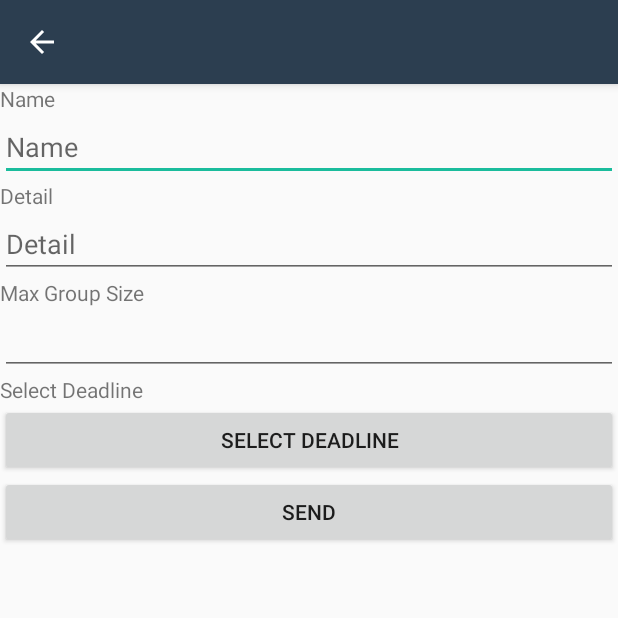
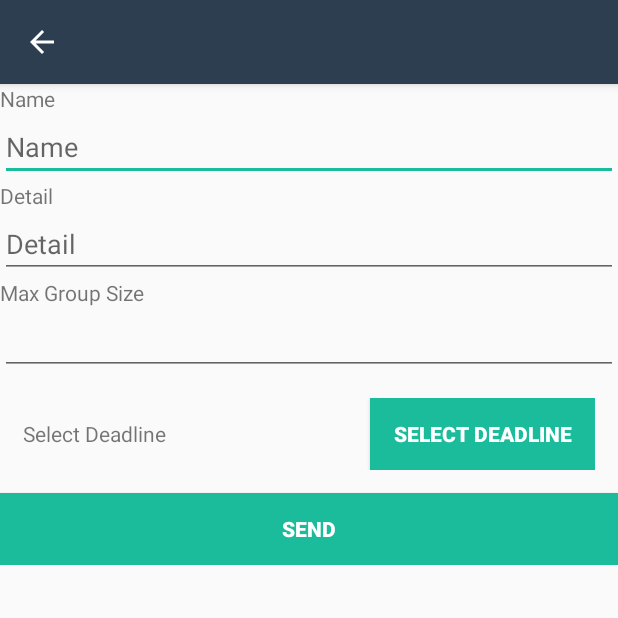
Before and after one commit to iozbeyli/LoopcakeMobile, an Android app: the CourseActivity screen opened directly, with no data from a screen before it, after a tap on an icon or button, on a phone screen of 412 x 824 dp, the top half of it. Run offline under Robolectric (Android 15) with nearby library versions, the phone set to English and light mode, and no system bars; libraries missing offline, so code that uses them is left out: com.github.jjobes.slidedatetimepicker; 1 statement that could not run was skipped; 1 other tap on this screen came first.

Commit message:
FAB Fragment styles, add student dialog

```diff
--- a/app/src/main/java/com/loopcake/loopcakemobile/Constants.java
+++ b/app/src/main/java/com/loopcake/loopcakemobile/Constants.java
@@ -1,4 +1,6 @@
 package com.loopcake.loopcakemobile;
+
+import android.graphics.Color;
 
 /**
  * Created by Melih on 23.04.2017.
@@ -8,6 +10,8 @@ public class Constants {
     public final static String apiURL = "http://207.154.203.163:8000/api/";
     //public final static String apiURL = "http://172.20.156.37:8000/api/";
     public final static String gitAPIURL="http://207.154.203.163:9560/api/";
+    public final static int colorPrimary = Color.parseColor("2C3E50");
+    public final static int colorAccent =  Color.parseColor("1abc9c");
 
     public final static String getGroupURL = apiURL+"getGroup";
     public final static String getRepoURL = apiURL+"getRepo";
--- a/app/src/main/java/com/loopcake/loopcakemobile/CourseFragments/CourseDetailFragment.java
+++ b/app/src/main/java/com/loopcake/loopcakemobile/CourseFragments/CourseDetailFragment.java
@@ -47,7 +47,7 @@ public class CourseDetailFragment extends LCFragment implements Communicator{
             String code = course.getString("code");
             String instructor = course.getString("instructor");
             if(!course.isNull("details"))               details = course.getString("details");
-            if(!course.isNull("programmingLanguages"))  langs = course.getString("programmingLanguages");
+            if(!course.isNull("programmingLanguage"))  langs = course.getString("programmingLanguage");
             Session.selectedCourse.code = code;
             Session.selectedCourse.instructor = instructor;
             Session.selectedCourse.details = details;
@@ -57,6 +57,10 @@ public class CourseDetailFragment extends LCFragment implements Communicator{
             courseNameView.setText(courseName);
             TextView codeView = (TextView)layout.findViewById(R.id.courseDetailCode);
             codeView.setText(code);
+            TextView instructorName = (TextView)layout.findViewById(R.id.courseDetailInstructorName);
+            instructorName.setText(details);
+            TextView instructorDetails = (TextView)layout.findViewById(R.id.courseDetailInstructorDetails);
+            instructorDetails.setText(langs);
         } catch (JSONException e) {
             e.printStackTrace();
         }
--- a/app/src/main/java/com/loopcake/loopcakemobile/Enumerators/Enumerators.java
+++ b/app/src/main/java/com/loopcake/loopcakemobile/Enumerators/Enumerators.java
@@ -6,6 +6,6 @@ package com.loopcake.loopcakemobile.Enumerators;
 
 public class Enumerators {
     public enum AnnouncementType {INSTRUCTOR,STUDENT,COURSE}
-    public enum CourseActions {CREATE_ANNOUNCEMENT, CREATE_PROJECT, EDIT_COURSE}
+    public enum CourseActions {CREATE_ANNOUNCEMENT, CREATE_PROJECT, EDIT_COURSE, ADD_STUDENTS}
     public enum FileType {FILE,FOLDER}
 }
--- a/app/src/main/java/com/loopcake/loopcakemobile/PostDatas/CoursePostDatas.java
+++ b/app/src/main/java/com/loopcake/loopcakemobile/PostDatas/CoursePostDatas.java
@@ -36,7 +36,7 @@ public class CoursePostDatas {
             reqData.put("name",course.name);
             reqData.put("code",course.code);
             reqData.put("details",course.details);
-            reqData.put("langs",course.langs);
+            reqData.put("programmingLanguage",course.langs);
             reqData.put("courseid",course.courseid);
         } catch (JSONException e) {
             e.printStackTrace();
--- a/app/src/main/res/layout/fragment_create_announcement.xml
+++ b/app/src/main/res/layout/fragment_create_announcement.xml
@@ -37,6 +37,9 @@
         android:id="@+id/create_announcement"
         android:layout_width="match_parent"
         android:layout_height="wrap_content"
-        android:text="Send" />
+        android:background="@color/colorAccent"
+        android:text="Send"
+        android:textColor="@android:color/white"
+        android:textStyle="bold" />
 
 </LinearLayout>
--- a/app/src/main/res/layout/fragment_create_project.xml
+++ b/app/src/main/res/layout/fragment_create_project.xml
@@ -47,22 +47,42 @@
             android:ems="10"
             android:inputType="numberSigned" />
 
+
+    <RelativeLayout
+        android:layout_width="match_parent"
+        android:layout_height="wrap_content"
+        android:orientation="horizontal"
+        android:padding="15dp">
+
         <TextView
             android:id="@+id/label_deadline"
-            android:layout_width="match_parent"
+            android:layout_width="wrap_content"
             android:layout_height="wrap_content"
-            android:text="Select Deadline" />
+            android:text="Select Deadline"
+            android:layout_alignBaseline="@+id/picker_date"
+            android:layout_alignBottom="@+id/picker_date"
+            android:layout_alignParentStart="true" />
 
         <Button
             android:id="@+id/picker_date"
-            android:layout_width="match_parent"
+            android:layout_width="150dp"
             android:layout_height="wrap_content"
-            android:text="Select Deadline" />
+            android:layout_alignParentEnd="true"
+            android:layout_alignParentTop="true"
+            android:background="@color/colorAccent"
+            android:text="Select Deadline"
+            android:textAlignment="center"
+            android:textColor="@android:color/white"
+            android:textStyle="bold" />
+    </RelativeLayout>
 
-        <Button
+    <Button
         android:id="@+id/create_announcement"
         android:layout_width="match_parent"
         android:layout_height="wrap_content"
-        android:text="Send" />
+        android:background="@color/colorAccent"
+        android:text="Send"
+        android:textColor="@android:color/white"
+        android:textStyle="bold" />
 
 </LinearLayout>
--- a/app/src/main/res/layout/fragment_edit_course.xml
+++ b/app/src/main/res/layout/fragment_edit_course.xml
@@ -57,6 +57,9 @@
         android:id="@+id/edit_save"
         android:layout_width="match_parent"
         android:layout_height="wrap_content"
-        android:text="Save Changes" />
+        android:background="@color/colorAccent"
+        android:text="Save Changes"
+        android:textColor="@android:color/white"
+        android:textStyle="bold" />
 
 </LinearLayout>
```
Also changed, not shown: app/src/main/java/com/loopcake/loopcakemobile/CourseActivity.java (+72 -7 lines), app/src/main/java/com/loopcake/loopcakemobile/EditCourseFragment.java (+15 -10 lines).
